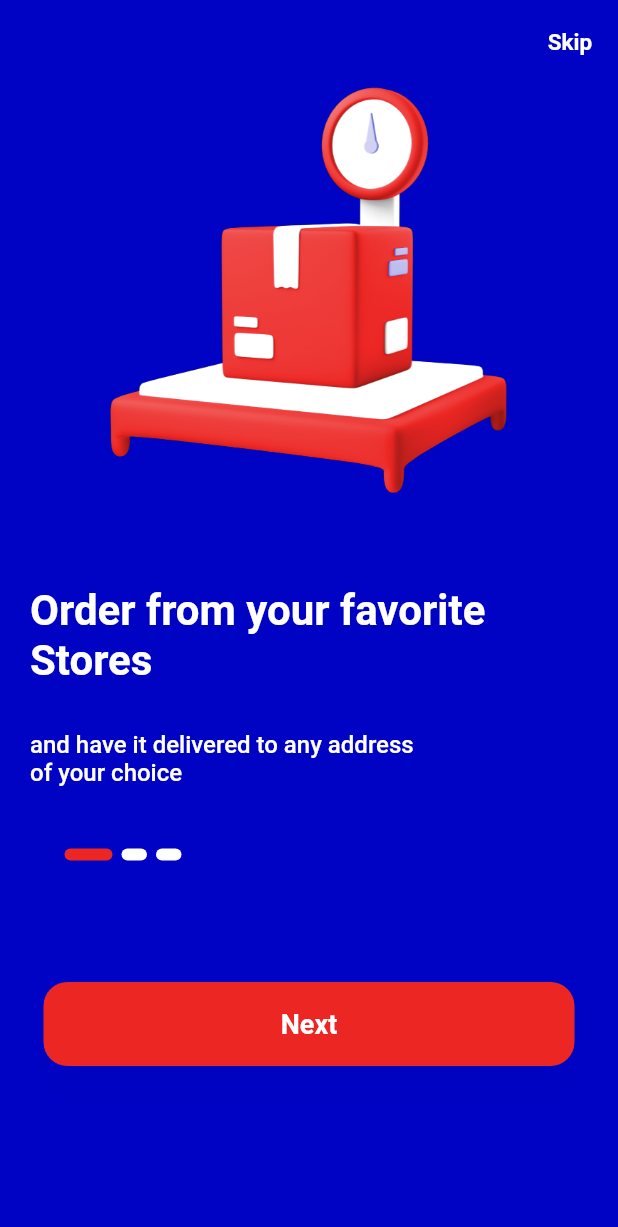
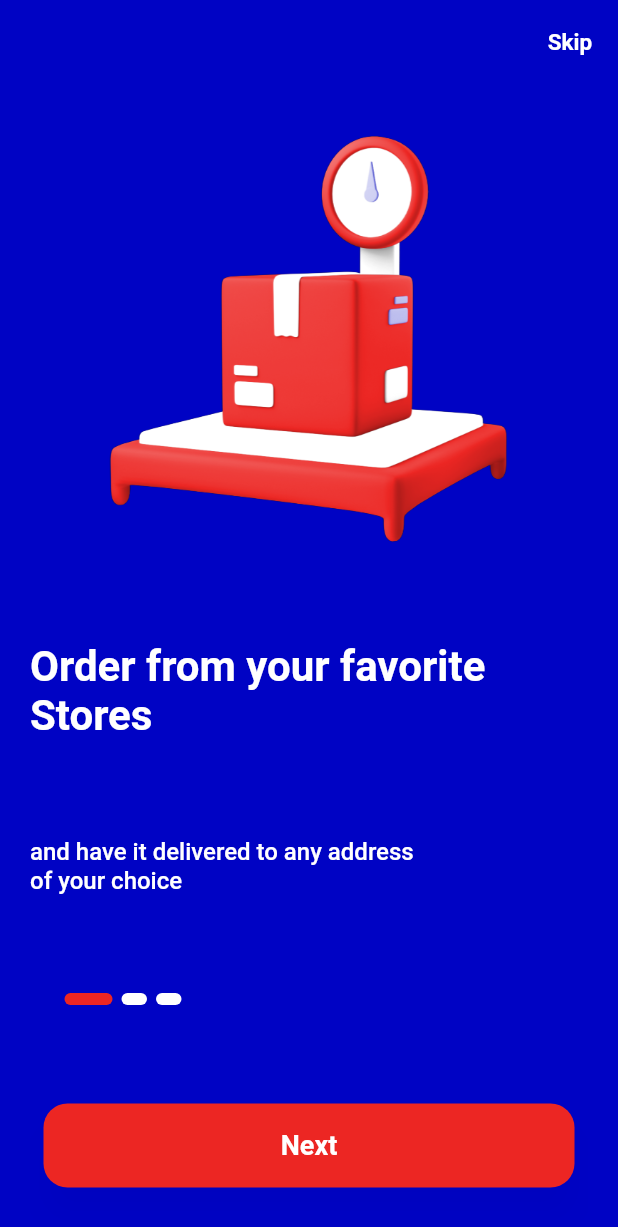
Before and after one commit to bomach-group-company/benji_user, a Flutter app: the screen it shows after launch, on a phone screen of 412 x 824 dp. Shown: the top 1227 px of the screen. Run offline on Flutter 3.47's test engine with Material 2 defaults, Android fonts, the phone set to English and light mode, and no system bars; our stand-ins replace csc_picker, firebase_auth, firebase_core, flutter_pw_validator, flutter_spinkit, get and 5 more; accounts and stored records are empty; Roboto replaces fonts that are missing (Sen); project files that could hold a hidden picture were left out.

Commit message:
made onboarding screen responsive to smaller height screen

```diff
--- a/lib/app/screens/onboarding screen.dart
+++ b/lib/app/screens/onboarding screen.dart
@@ -77,7 +77,7 @@ class _OnboardingScreenState extends State<OnboardingScreen> {
           },
           itemBuilder: (context, index) {
             return Column(
-              mainAxisAlignment: MainAxisAlignment.start,
+              mainAxisAlignment: MainAxisAlignment.spaceAround,
               children: [
                 Container(
                   height: MediaQuery.of(context).size.height / 3.0,
@@ -90,9 +90,9 @@ class _OnboardingScreenState extends State<OnboardingScreen> {
                     ),
                   ),
                 ),
-                SizedBox(
-                  height: kDefaultPadding * 3,
-                ),
+                // SizedBox(
+                //   height: kDefaultPadding * 3,
+                // ),
                 Container(
                   alignment: Alignment.centerLeft,
                   child: Text(
@@ -106,9 +106,9 @@ class _OnboardingScreenState extends State<OnboardingScreen> {
                     ),
                   ),
                 ),
-                SizedBox(
-                  height: kDefaultPadding * 1.5,
-                ),
+                // SizedBox(
+                //   height: kDefaultPadding * 1.5,
+                // ),
                 Container(
                   alignment: Alignment.centerLeft,
                   child: Text(
@@ -121,9 +121,9 @@ class _OnboardingScreenState extends State<OnboardingScreen> {
                     ),
                   ),
                 ),
-                SizedBox(
-                  height: kDefaultPadding * 2,
-                ),
+                // SizedBox(
+                //   height: kDefaultPadding * 2,
+                // ),
                 Container(
                   height: 10.0,
                   child: ListView.builder(
@@ -159,9 +159,9 @@ class _OnboardingScreenState extends State<OnboardingScreen> {
                     },
                   ),
                 ),
-                SizedBox(
-                  height: kDefaultPadding * 4,
-                ),
+                // SizedBox(
+                //   height: kDefaultPadding * 4,
+                // ),
                 ElevatedButton(
                   onPressed: () async {
                     if (index == screens.length - 1) {
```
